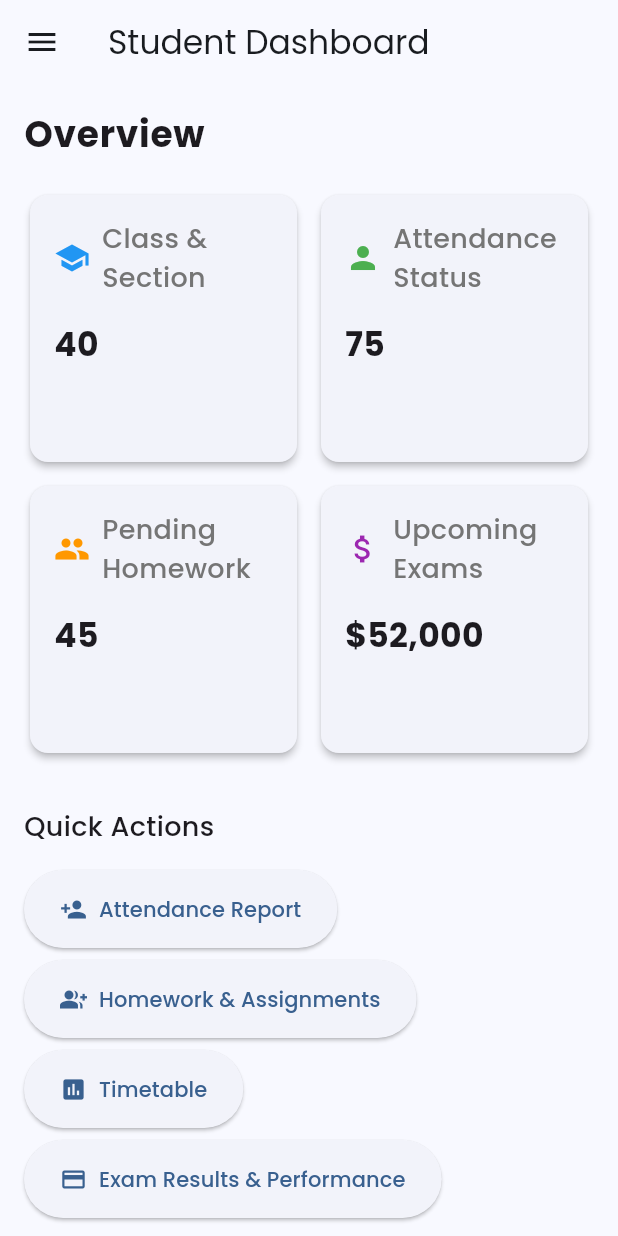
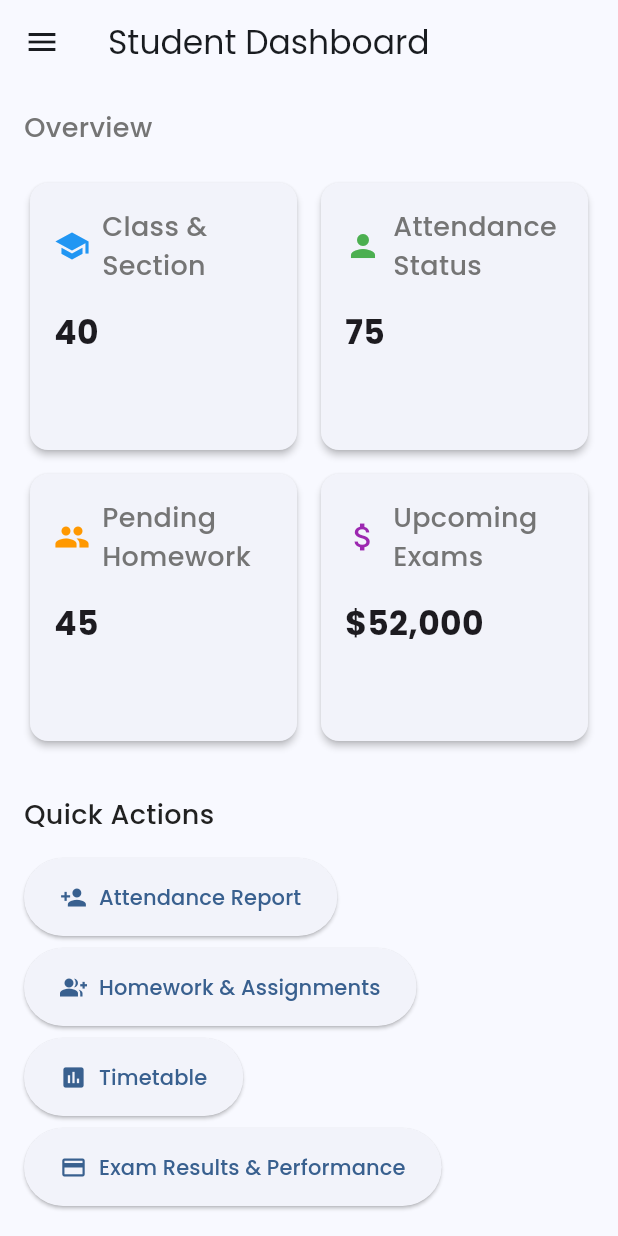
Before and after one commit to jayasankarPunnakunnil99/school_managment_sys, a Flutter app: the StudentDashboard screen opened by its route, on a phone screen of 412 x 824 dp. Run offline on Flutter 3.47's test engine with Material 3 defaults, Android fonts, the phone set to English and light mode, and no system bars; our stand-ins replace google_fonts, shared_preferences, supabase_flutter; accounts and stored records are empty.

Commit message:
theme change

```diff
--- a/lib/constants/app_styles.dart
+++ b/lib/constants/app_styles.dart
@@ -1,34 +1,52 @@
 import 'package:flutter/material.dart';
 
 class AppStyles {
-  static const Color primaryColor = Color(0xFF1E88E5);
-  static const Color secondaryColor = Color(0xFF1565C0);
-  static const Color accentColor = Color(0xFF64B5F6);
+  // Light Theme Colors
+  static const Color lightPrimaryColor = Color(0xFF2196F3);
+  static const Color lightSecondaryColor = Color(0xFF1976D2);
+  static const Color lightBackgroundColor = Color(0xFFFAFAFA);
+  static const Color lightSurfaceColor = Color(0xFFFFFFFF);
+  static const Color lightTextColor = Color(0xFF212121);
+  static const Color lightSubtextColor = Color(0xFF757575);
 
+  // Dark Theme Colors
+  static const Color darkPrimaryColor = Color(0xFF90CAF9);
+  static const Color darkSecondaryColor = Color(0xFF64B5F6);
+  static const Color darkBackgroundColor = Color(0xFF121212);
+  static const Color darkSurfaceColor = Color(0xFF1E1E1E);
+  static const Color darkTextColor = Color(0xFFFFFFFF);
+  static const Color darkSubtextColor = Color(0xFFBDBDBD);
+
+  // Status Colors
   static const Color successColor = Color(0xFF4CAF50);
   static const Color errorColor = Color(0xFFE53935);
   static const Color warningColor = Color(0xFFFFA726);
 
+  // Dimensions
   static const double defaultPadding = 16.0;
   static const double defaultBorderRadius = 8.0;
 
-  static const TextStyle headingStyle = TextStyle(
+  // Text Styles
+  static TextStyle headingStyle({bool isDark = false}) => TextStyle(
     fontSize: 24,
     fontWeight: FontWeight.bold,
     letterSpacing: 0.5,
+    color: isDark ? darkTextColor : lightTextColor,
   );
 
-  static const TextStyle subheadingStyle = TextStyle(
+  static TextStyle subheadingStyle({bool isDark = false}) => TextStyle(
     fontSize: 18,
     fontWeight: FontWeight.w500,
+    color: isDark ? darkTextColor : lightTextColor,
   );
 
-  static BoxDecoration cardDecoration = BoxDecoration(
-    color: Colors.white,
+  // Decorations
+  static BoxDecoration cardDecoration({bool isDark = false}) => BoxDecoration(
+    color: isDark ? darkSurfaceColor : lightSurfaceColor,
     borderRadius: BorderRadius.circular(defaultBorderRadius),
     boxShadow: [
       BoxShadow(
-        color: Colors.grey.withOpacity(0.1),
+        color: (isDark ? Colors.black : Colors.grey).withOpacity(0.1),
         spreadRadius: 1,
         blurRadius: 4,
         offset: const Offset(0, 2),
--- a/lib/providers/theme_provider.dart
+++ b/lib/providers/theme_provider.dart
@@ -1,18 +1,86 @@
 import 'package:flutter/material.dart';
 import 'package:shared_preferences/shared_preferences.dart';
+import '../constants/app_styles.dart';
 
-class ThemeProvider with ChangeNotifier {
+class ThemeProvider extends ChangeNotifier {
   bool _isDarkMode = false;
+
   bool get isDarkMode => _isDarkMode;
+
+  ThemeData get theme => _isDarkMode ? _darkTheme : _lightTheme;
+
+  // Light theme data
+  final ThemeData _lightTheme = ThemeData(
+    useMaterial3: true,
+    brightness: Brightness.light,
+    primaryColor: AppStyles.lightPrimaryColor,
+    colorScheme: const ColorScheme.light(
+      primary: AppStyles.lightPrimaryColor,
+      secondary: AppStyles.lightSecondaryColor,
+      surface: AppStyles.lightSurfaceColor,
+      background: AppStyles.lightBackgroundColor,
+      error: AppStyles.errorColor,
+      onPrimary: Colors.white,
+      onSecondary: Colors.white,
+      onSurface: AppStyles.lightTextColor,
+      onBackground: AppStyles.lightTextColor,
+      onError: Colors.white,
+    ),
+    scaffoldBackgroundColor: AppStyles.lightBackgroundColor,
+    cardColor: AppStyles.lightSurfaceColor,
+    textTheme: const TextTheme(
+      bodyLarge: TextStyle(color: AppStyles.lightTextColor),
+      bodyMedium: TextStyle(color: AppStyles.lightTextColor),
+      titleMedium: TextStyle(color: AppStyles.lightTextColor),
+      titleLarge: TextStyle(color: AppStyles.lightTextColor),
+      labelLarge: TextStyle(color: AppStyles.lightTextColor),
+    ),
+    iconTheme: const IconThemeData(
+      color: AppStyles.lightTextColor,
+    ),
+    appBarTheme: const AppBarTheme(
+      backgroundColor: AppStyles.lightPrimaryColor,
+      foregroundColor: Colors.white,
+    ),
+  );
+
+  // Dark theme data
+  final ThemeData _darkTheme = ThemeData(
+    useMaterial3: true,
+    brightness: Brightness.dark,
+    primaryColor: AppStyles.darkPrimaryColor,
+    colorScheme: const ColorScheme.dark(
+      primary: AppStyles.darkPrimaryColor,
+      secondary: AppStyles.darkSecondaryColor,
+      surface: AppStyles.darkSurfaceColor,
+      background: AppStyles.darkBackgroundColor,
+      error: AppStyles.errorColor,
+      onPrimary: Colors.black,
+      onSecondary: Colors.black,
+      onSurface: AppStyles.darkTextColor,
+      onBackground: AppStyles.darkTextColor,
+      onError: Colors.white,
+    ),
+    scaffoldBackgroundColor: AppStyles.darkBackgroundColor,
+    cardColor: AppStyles.darkSurfaceColor,
+    textTheme: const TextTheme(
+      bodyLarge: TextStyle(color: AppStyles.darkTextColor),
+      bodyMedium: TextStyle(color: AppStyles.darkTextColor),
+      titleMedium: TextStyle(color: AppStyles.darkTextColor),
+      titleLarge: TextStyle(color: AppStyles.darkTextColor),
+      labelLarge: TextStyle(color: AppStyles.darkTextColor),
+    ),
+    iconTheme: const IconThemeData(
+      color: AppStyles.darkTextColor,
+    ),
+    appBarTheme: const AppBarTheme(
+      backgroundColor: AppStyles.darkPrimaryColor,
+      foregroundColor: Colors.black,
+    ),
+  );
 
   ThemeProvider() {
     _loadThemeFromPrefs();
-  }
-
-  void toggleTheme() {
-    _isDarkMode = !_isDarkMode;
-    _saveThemeToPrefs();
-    notifyListeners();
   }
 
   Future<void> _loadThemeFromPrefs() async {
@@ -25,4 +93,10 @@ class ThemeProvider with ChangeNotifier {
     final prefs = await SharedPreferences.getInstance();
     await prefs.setBool('isDarkMode', _isDarkMode);
   }
+
+  void toggleTheme() {
+    _isDarkMode = !_isDarkMode;
+    _saveThemeToPrefs();
+    notifyListeners();
+  }
 }
--- a/lib/screens/auth/forgot_password_screen.dart
+++ b/lib/screens/auth/forgot_password_screen.dart
@@ -1,4 +1,5 @@
 import 'package:flutter/material.dart';
+import 'package:school_management_system/providers/theme_provider.dart';
 import '../../constants/app_styles.dart';
 
 class ForgotPasswordScreen extends StatefulWidget {
@@ -30,7 +31,9 @@ class _ForgotPasswordScreenState extends State<ForgotPasswordScreen> {
                 children: [
                   Text(
                     'Reset Password',
-                    style: AppStyles.headingStyle,
+                    style: AppStyles.subheadingStyle(
+            isDark: ThemeProvider().isDarkMode,
+          ).copyWith(color: Colors.grey[600]),
                   ),
                   const SizedBox(height: 20),
                   const Text(
--- a/lib/screens/dashboard/student_dashboard_screen copy.dart
+++ b/lib/screens/dashboard/student_dashboard_screen copy.dart
@@ -1,4 +1,5 @@
 import 'package:flutter/material.dart';
+import 'package:school_management_system/providers/theme_provider.dart';
 import '../../widgets/dashboard/dashboard_layout.dart';
 import '../../widgets/dashboard/stat_card.dart';
 import '../../constants/app_styles.dart';
@@ -41,7 +42,9 @@ class StudentDashboard extends StatelessWidget {
       children: [
         Text(
           'Overview',
-          style: AppStyles.headingStyle,
+          style: AppStyles.subheadingStyle(
+            isDark: ThemeProvider().isDarkMode,
+          ).copyWith(color: Colors.grey[600]),
         ),
         const SizedBox(height: 20),
         GridView.count(
@@ -67,7 +70,7 @@ class StudentDashboard extends StatelessWidget {
       children: [
         Text(
           'Quick Actions',
-          style: AppStyles.subheadingStyle,
+          style: AppStyles.subheadingStyle(isDark:  ThemeProvider().isDarkMode),
         ),
         const SizedBox(height: 16),
         Wrap(
@@ -137,7 +140,7 @@ class StudentDashboard extends StatelessWidget {
       children: [
         Text(
           'School Announcements & Notices',
-          style: AppStyles.subheadingStyle,
+          style: AppStyles.subheadingStyle(isDark:  ThemeProvider().isDarkMode),
         ),
         const SizedBox(height: 16),
         Card(
--- a/lib/widgets/dashboard/dashboard_layout.dart
+++ b/lib/widgets/dashboard/dashboard_layout.dart
@@ -1,6 +1,7 @@
 import 'package:flutter/material.dart';
 import 'package:provider/provider.dart';
 import 'package:school_management_system/providers/auth_provider.dart';
+import 'package:school_management_system/providers/theme_provider.dart';
 import 'package:school_management_system/routes/app_routes.dart';
 import '../../constants/app_styles.dart';
 
@@ -17,6 +18,8 @@ class DashboardLayout extends StatelessWidget {
     required this.userRole,
     this.actions,
   });
+
+  get isDarkMode => ThemeProvider().isDarkMode;
 
   List<DrawerMenuItem> _getMenuItemsByRole() {
     switch (userRole.toLowerCase()) {
@@ -198,7 +201,7 @@ class DashboardLayout extends StatelessWidget {
                             ),
                             title: Text(
                               item.title,
-                              style: AppStyles.subheadingStyle.copyWith(
+                              style: AppStyles.subheadingStyle().copyWith(
                                 color: Colors.grey[800],
                                 fontSize: 15,
                               ),
@@ -217,12 +220,22 @@ class DashboardLayout extends StatelessWidget {
                         .toList(),
               ),
             ),
+            ListTile(
+              leading: Icon(isDarkMode ? Icons.dark_mode : Icons.light_mode),
+              title: const Text('Dark Mode'),
+              trailing: Switch(
+                value: isDarkMode,
+                onChanged: (value) {
+                  context.read<ThemeProvider>().toggleTheme();
+                },
+              ),
+            ),
             const Divider(),
             ListTile(
               leading: const Icon(Icons.logout, color: Colors.red),
               title: Text(
                 'Logout',
-                style: AppStyles.subheadingStyle.copyWith(color: Colors.red),
+                style: AppStyles.subheadingStyle().copyWith(color: Colors.red),
               ),
               onTap: () async {
                 await authProvider.logout();
--- a/lib/widgets/dashboard/stat_card.dart
+++ b/lib/widgets/dashboard/stat_card.dart
@@ -1,4 +1,5 @@
 import 'package:flutter/material.dart';
+import 'package:school_management_system/providers/theme_provider.dart';
 import '../../constants/app_styles.dart';
 
 class StatCard extends StatelessWidget {
@@ -41,7 +42,7 @@ class StatCard extends StatelessWidget {
                     title,
                     softWrap: true,
                     overflow: TextOverflow.clip,
-                    style: AppStyles.subheadingStyle.copyWith(
+                    style: AppStyles.subheadingStyle(isDark:  ThemeProvider().isDarkMode).copyWith(
                       color: Colors.grey[600],
                     ),
                   ),
```
Also changed, not shown: lib/screens/auth/login_screen.dart (+7 -1 lines), lib/screens/dashboard/sub_admin_dashboard_screen.dart (+6 -3 lines), lib/screens/dashboard/super_admin_dashboard_screen.dart (+10 -3 lines), lib/screens/dashboard/teachers_dashboard_screen.dart (+10 -3 lines).
